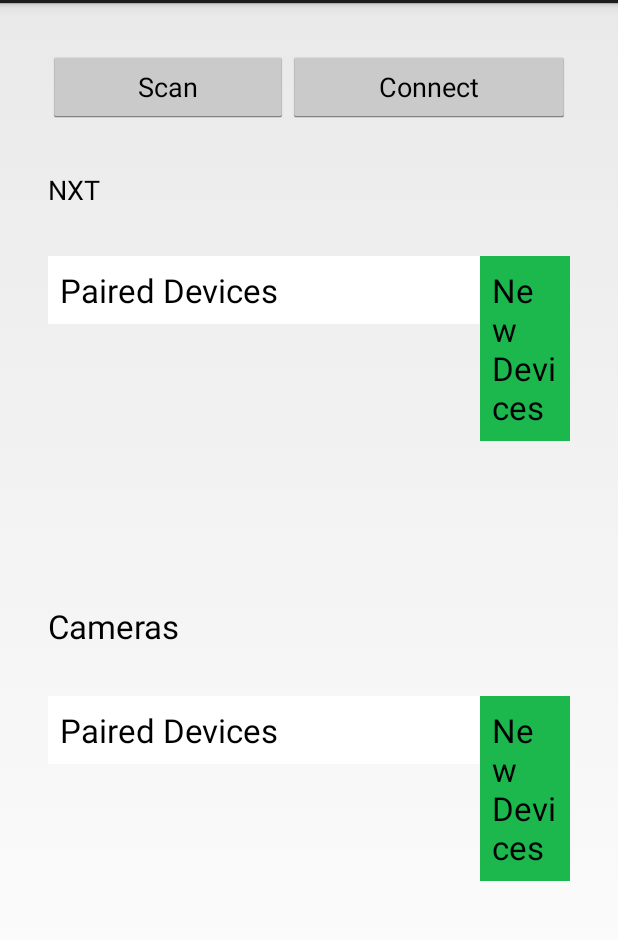
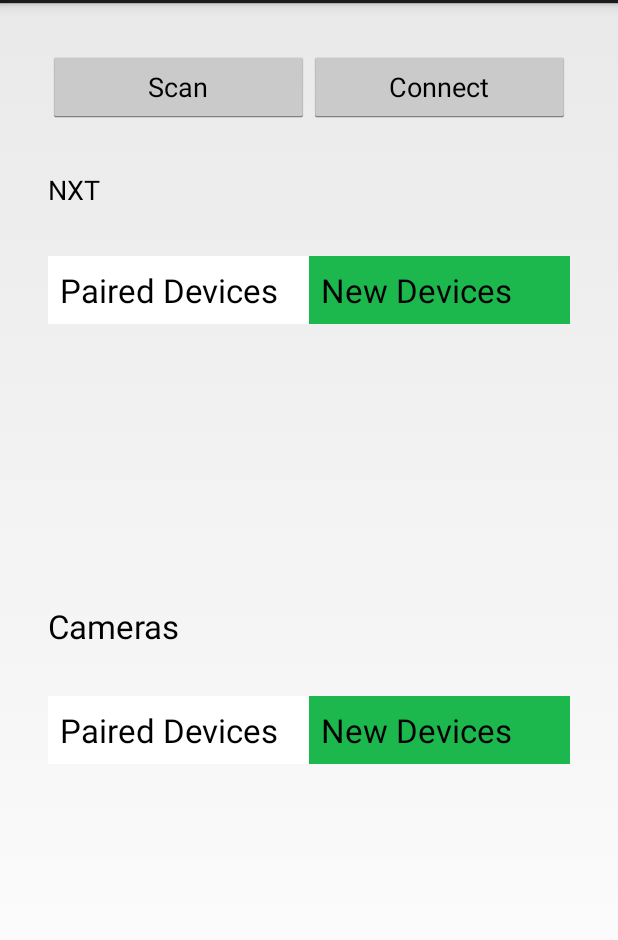
Before and after one commit to fdefreitas/MADN3S, an Android app: the screen it shows after launch (MainActivity), on a phone screen of 412 x 824 dp, the part 69-1009 px from its top. Run offline under Robolectric (Android 15) with nearby library versions, the phone set to English and light mode, and no system bars.

Commit message:
fixes en UI

```diff
--- a/apps/MADN3SControllerProject/MADN3SController/src/main/java/org/madn3s/controller/fragments/ConectionFragment.java
+++ b/apps/MADN3SControllerProject/MADN3SController/src/main/java/org/madn3s/controller/fragments/ConectionFragment.java
@@ -11,7 +11,6 @@ import android.view.View;
 import android.view.ViewGroup;
 import android.widget.ListView;
 import android.widget.Toast;
-
 import org.madn3s.controller.R;
 import org.madn3s.controller.components.NXTTalker;
 import org.madn3s.controller.models.DevicesAdapter;
@@ -74,7 +73,7 @@ public class ConectionFragment extends BaseFragment {
 
     @Override
     public View onCreateView(LayoutInflater inflater, ViewGroup container, Bundle savedInstanceState) {
-        return inflater.inflate(R.layout.fragment_conection, container, false);
+        return inflater.inflate(R.layout.fragment_connection, container, false);
     }
 
     //aqui me gustaria q pusiesemos la info del device y un indicador de q la conexion se levanto, esta levantandose o fallo
--- a/apps/MADN3SControllerProject/MADN3SController/src/main/java/org/madn3s/controller/fragments/MainFragment.java
+++ b/apps/MADN3SControllerProject/MADN3SController/src/main/java/org/madn3s/controller/fragments/MainFragment.java
@@ -12,12 +12,7 @@ import android.util.Log;
 import android.view.LayoutInflater;
 import android.view.View;
 import android.view.ViewGroup;
-import android.widget.AdapterView;
-import android.widget.Button;
-import android.widget.ListView;
-import android.widget.ProgressBar;
-import android.widget.Toast;
-
+import android.widget.*;
 import org.madn3s.controller.R;
 import org.madn3s.controller.io.BTConnection;
 import org.madn3s.controller.models.DevicesAdapter;
@@ -66,8 +61,8 @@ public class MainFragment extends BaseFragment{
         nxtDiscoveryProgress = (ProgressBar) getActivity().findViewById(R.id.nxt_discovery_progressBar);
 
         cameraPairedDevicesListView = (ListView) getActivity().findViewById(R.id.camera_paired_devices_listView);
-        cameraNewDevicesListView = (ListView) getActivity().findViewById(R.id.camera_new_devices_listView);
-        cameraDiscoveryProgress = (ProgressBar) getActivity().findViewById(R.id.camera_discovery_progressBar);
+        cameraNewDevicesListView = (ListView) getActivity().findViewById(R.id.cameras_new_devices_listView);
+        cameraDiscoveryProgress = (ProgressBar) getActivity().findViewById(R.id.cameras_discovery_progressBar);
 
         Button goButton = (Button) view.findViewById(R.id.button);
         goButton.setOnClickListener(new View.OnClickListener() {
--- a/apps/MADN3SControllerProject/MADN3SController/src/main/res/layout/fragment_main.xml
+++ b/apps/MADN3SControllerProject/MADN3SController/src/main/res/layout/fragment_main.xml
@@ -17,29 +17,25 @@
         android:layout_margin="@dimen/container_margin">
 
         <Button
-            android:layout_width="wrap_content"
+            android:layout_width="fill_parent"
             android:layout_height="wrap_content"
-            android:text="Scan"
+            android:text="@string/scan"
             android:id="@+id/button"
-            android:paddingLeft="60dp"
-            android:paddingRight="60dp"
-            android:paddingTop="10dp"
-            android:paddingBottom="10dp"
-            android:layout_gravity="center_horizontal|left" />
+            android:layout_gravity="left" android:layout_weight="1"/>
 
         <Button
             android:layout_width="fill_parent"
             android:layout_height="wrap_content"
-            android:text="Connect"
-            android:id="@+id/connect_button" />
+            android:text="@string/connect"
+            android:id="@+id/connect_button" android:layout_weight="1" android:layout_gravity="right"/>
     </LinearLayout>
 
     <TextView
         android:layout_width="wrap_content"
         android:layout_height="wrap_content"
         android:textAppearance="?android:attr/textAppearanceMedium"
-        android:text="NXT"
-        android:id="@+id/textView4"
+        android:text="@string/nxt"
+        android:id="@+id/nxt_connection_textView"
         android:layout_margin="@dimen/container_margin" />
 
     <LinearLayout
@@ -48,24 +44,24 @@
         android:layout_height="200dp"
         android:id="@+id/nxt_devices_layout"
         android:visibility="visible"
-        android:layout_margin="@dimen/container_margin">
+        android:layout_margin="@dimen/container_margin" android:baselineAligned="false">
 
         <LinearLayout
             android:orientation="vertical"
             android:layout_width="wrap_content"
             android:layout_height="wrap_content"
-            android:background="@android:color/background_light">
+            android:background="@android:color/background_light" android:layout_weight="1">
 
             <TextView
-                android:layout_width="wrap_content"
+                android:layout_width="match_parent"
                 android:layout_height="wrap_content"
                 android:textAppearance="?android:attr/textAppearanceLarge"
-                android:text="Paired Devices"
-                android:id="@+id/textView2"
+                android:text="@string/paired_devices"
+                android:id="@+id/nxt_paired_devices_textView"
                 android:layout_margin="8dp" />
 
             <ListView
-                android:layout_width="288dp"
+                android:layout_width="match_parent"
                 android:layout_height="wrap_content"
                 android:id="@+id/nxt_paired_devices_listView"/>
 
@@ -75,18 +71,18 @@
             android:orientation="vertical"
             android:layout_width="wrap_content"
             android:layout_height="wrap_content"
-            android:background="#1db84d">
+            android:background="#1db84d" android:layout_weight="1">
 
             <TextView
-                android:layout_width="wrap_content"
+                android:layout_width="match_parent"
                 android:layout_height="wrap_content"
                 android:textAppearance="?android:attr/textAppearanceLarge"
-                android:text="New Devices"
-                android:id="@+id/textView3"
+                android:text="@string/new_devices"
+                android:id="@+id/nxt_new_devices_textView"
                 android:layout_margin="8dp" />
 
             <ListView
-                android:layout_width="wrap_content"
+                android:layout_width="match_parent"
                 android:layout_height="wrap_content"
                 android:id="@+id/nxt_new_devices_listView" />
         </LinearLayout>
@@ -106,8 +102,8 @@
         android:layout_width="wrap_content"
         android:layout_height="wrap_content"
         android:textAppearance="@android:style/TextAppearance.DeviceDefault.Large"
-        android:text="Cameras"
-        android:id="@+id/textView"
+        android:text="@string/cameras"
+        android:id="@+id/cameras_connection_textView"
         android:layout_margin="@dimen/container_margin" />
 
     <LinearLayout
@@ -115,25 +111,25 @@
         android:layout_width="fill_parent"
         android:layout_height="200dp"
         android:focusableInTouchMode="false"
-        android:id="@+id/camera1_layout"
-        android:layout_margin="@dimen/container_margin">
+        android:id="@+id/cameras_layout"
+        android:layout_margin="@dimen/container_margin" android:baselineAligned="false">
 
         <LinearLayout
             android:orientation="vertical"
-            android:layout_width="wrap_content"
+            android:layout_width="match_parent"
             android:layout_height="wrap_content"
-            android:background="@android:color/background_light">
+            android:background="@android:color/background_light" android:layout_weight="1">
 
             <TextView
-                android:layout_width="wrap_content"
+                android:layout_width="match_parent"
                 android:layout_height="wrap_content"
                 android:textAppearance="?android:attr/textAppearanceLarge"
-                android:text="Paired Devices"
-                android:id="@+id/textView2"
+                android:text="@string/paired_devices"
+                android:id="@+id/cameras_paired_devices_textView"
                 android:layout_margin="8dp" />
 
             <ListView
-                android:layout_width="288dp"
+                android:layout_width="match_parent"
                 android:layout_height="wrap_content"
                 android:id="@+id/camera_paired_devices_listView"
                 android:choiceMode="multipleChoice" />
@@ -142,22 +138,22 @@
 
         <LinearLayout
             android:orientation="vertical"
-            android:layout_width="wrap_content"
+            android:layout_width="match_parent"
             android:layout_height="wrap_content"
-            android:background="#1db84d">
+            android:background="#1db84d" android:layout_weight="1">
 
             <TextView
-                android:layout_width="wrap_content"
+                android:layout_width="match_parent"
                 android:layout_height="wrap_content"
                 android:textAppearance="?android:attr/textAppearanceLarge"
-                android:text="New Devices"
-                android:id="@+id/textView3"
+                android:text="@string/new_devices"
+                android:id="@+id/cameras_new_devices_textView"
                 android:layout_margin="8dp" />
 
             <ListView
-                android:layout_width="wrap_content"
+                android:layout_width="match_parent"
                 android:layout_height="wrap_content"
-                android:id="@+id/camera_new_devices_listView"
+                android:id="@+id/cameras_new_devices_listView"
                 android:choiceMode="multipleChoice" />
         </LinearLayout>
 
@@ -167,7 +163,7 @@
         style="?android:attr/progressBarStyleLarge"
         android:layout_width="wrap_content"
         android:layout_height="wrap_content"
-        android:id="@+id/camera_discovery_progressBar"
+        android:id="@+id/cameras_discovery_progressBar"
         android:indeterminate="true"
         android:layout_gravity="center_horizontal"
         android:visibility="gone" />
--- a/apps/MADN3SControllerProject/MADN3SController/src/main/res/values/strings.xml
+++ b/apps/MADN3SControllerProject/MADN3SController/src/main/res/values/strings.xml
@@ -8,5 +8,11 @@
     <string name="description_arrow_left">Left Arrow</string>
     <string name="description_arrow_back">Back Arrow</string>
     <string name="description_arrow_right">Right Arrow</string>
+    <string name="new_devices">New Devices</string>
+    <string name="paired_devices">Paired Devices</string>
+    <string name="cameras">Cameras</string>
+    <string name="nxt">NXT</string>
+    <string name="connect">Connect</string>
+    <string name="scan">Scan</string>
 
 </resources>
```
Also changed, not shown: apps/MADN3SControllerProject/MADN3SController/src/main/res/layout/fragment_connection.xml (renamed from apps/MADN3SControllerProject/MADN3SController/src/main/res/layout/fragment_conection.xml).
